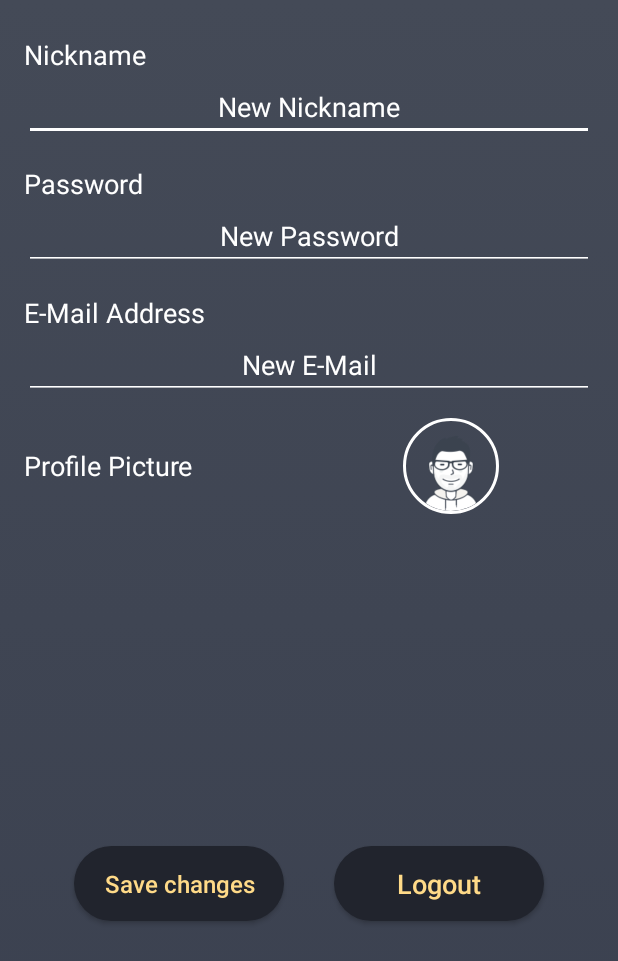
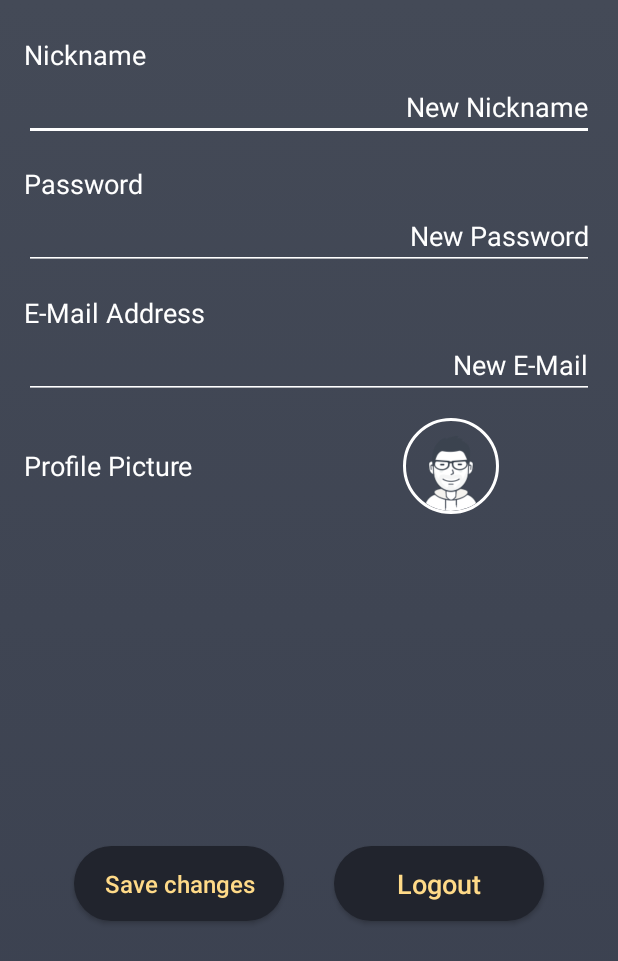
Before and after one commit to s-msimic/SmartKickertisch, an Android app: the fragment SettingsFragment shown on its own in the app's theme, after a tap on "Save changes", on a phone screen of 412 x 824 dp. Shown: the top 961 px of the screen. Run offline under Robolectric (Android 15) with nearby library versions, the phone set to English and light mode, and no system bars; our stand-ins replace CircleImageView, Firebase (no records; nobody signed in at launch, a user with empty details on screens opened directly), Picasso; pictures from the network do not load.

```diff
--- a/app/src/main/java/com/example/matte/smartkickertisch/RecyclerViewAdapter.java
+++ b/app/src/main/java/com/example/matte/smartkickertisch/RecyclerViewAdapter.java
@@ -18,7 +18,6 @@ public class RecyclerViewAdapter extends RecyclerView.Adapter<ViewHolder> {
     private int countBestPlayers;
     private int spinnerPosition;
     private HashMap<Integer, User> userList;
-
 
     RecyclerViewAdapter(HashMap<Integer, User> myUsers, int playerCount, int spinnerPos) {
         userList = myUsers;
--- a/app/src/main/java/com/example/matte/smartkickertisch/SettingsFragment.java
+++ b/app/src/main/java/com/example/matte/smartkickertisch/SettingsFragment.java
@@ -169,15 +169,14 @@ public class SettingsFragment extends Fragment {
             progressBar.setVisibility(View.VISIBLE);
             AtomicInteger tasksRunning = new AtomicInteger(0);
             Log.i(TAG, "onClick: nickname string = " + newNickname);
-            final StringBuilder errorMessage = new StringBuilder();
-            String nickname = newNickname.getText().toString();
+            StringBuilder errorMessage = new StringBuilder();
+            final String nickname = newNickname.getText().toString();
             final String eMail = newEMail.getText().toString();
-            String password = newPassword.getText().toString();
+            final String password = newPassword.getText().toString();
 
             if (nickname.contains(" ")) {
                 errorMessage.append("Your Nickname shouldn't contain any spaces!\n");
             }
-
             if (nickname.length() > 15) {
                 errorMessage.append("Your Nickname can't be longer than 15 characters!\n");
             }
@@ -205,11 +204,11 @@ public class SettingsFragment extends Fragment {
                         .addOnCompleteListener(voidTask -> {
                             if (tasksRunning.decrementAndGet() == 0)
                                 progressBar.setVisibility(View.GONE);
+                            newNickname.setText("");
                         });
-                newNickname.setText("");
             }
 
-            if (!eMail.equals("")) {
+            if (!eMail.equals("") && !eMail.equals(mAuth.getCurrentUser().getEmail())) {
                 tasksRunning.addAndGet(1);
                 Log.d(TAG, "onClick: email " + eMail);
 
@@ -228,6 +227,8 @@ public class SettingsFragment extends Fragment {
                         .addOnCompleteListener(voidTask -> {
                             if (tasksRunning.decrementAndGet() == 0) {
                                 progressBar.setVisibility(View.GONE);
+                                Log.d(TAG, "onClick: progressBar visibility = gone");
+                                newEMail.setText("");
                             }
                         });
             }
@@ -249,6 +250,7 @@ public class SettingsFragment extends Fragment {
                         .addOnCompleteListener(voidTask -> {
                             if (tasksRunning.decrementAndGet() == 0)
                                 progressBar.setVisibility(View.GONE);
+                            newPassword.setText("");
                         });
             }
             if (profilePictureUri != null) {
--- a/app/src/main/res/layout/activity_leaderboard.xml
+++ b/app/src/main/res/layout/activity_leaderboard.xml
@@ -33,7 +33,7 @@
     <android.support.v7.widget.RecyclerView
         android:layout_width="match_parent"
         android:layout_height="wrap_content"
-        android:id="@+id/recyclerView"
+        android:id="@+id/leaderBoardRecyclerView"
         android:paddingBottom="1dp"
         android:clipToPadding="true"
         android:background="@color/colorSignUpButtonText"
--- a/app/src/main/res/layout/fragment_settings.xml
+++ b/app/src/main/res/layout/fragment_settings.xml
@@ -41,7 +41,7 @@
             android:layout_width="match_parent"
             android:layout_height="wrap_content"
             android:backgroundTint="@color/colorWhite"
-            android:gravity="center"
+            android:gravity="end"
             android:hint="New Nickname"
             android:inputType="text"
             android:textColor="@color/colorSignUpButtonText"
@@ -70,7 +70,7 @@
             android:layout_width="match_parent"
             android:layout_height="wrap_content"
             android:backgroundTint="@color/colorWhite"
-            android:gravity="center"
+            android:gravity="end"
             android:hint="New Password"
             android:inputType="textPassword"
             android:textColor="@color/colorSignUpButtonText"
@@ -108,7 +108,7 @@
             android:layout_width="match_parent"
             android:layout_height="wrap_content"
             android:backgroundTint="@color/colorWhite"
-            android:gravity="center"
+            android:gravity="end"
             android:hint="New E-Mail"
             android:inputType="text"
             android:textColor="@color/colorSignUpButtonText"
```
Also changed, not shown: app/src/main/java/com/example/matte/smartkickertisch/LeaderboardActivity.java (+2 -6 lines), app/src/main/java/com/example/matte/smartkickertisch/MatchHistoryFragment.java (+10 -2 lines), app/src/main/res/layout/fragment_match_history.xml (+9 -9 lines).
